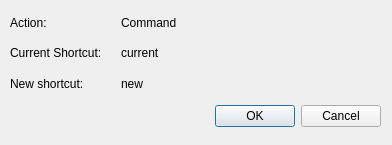
This is src/keyselector.ui in CsoundQt/CsoundQt as Qt 5 draws it before an edit. The edited form follows.
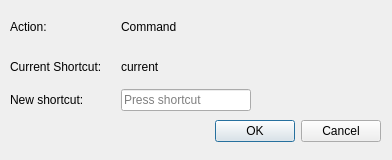
This is the edited form.

Commit message: Add multi-chord keyboard shortcut support

Patch:
```diff
--- a/src/keyselector.ui
+++ b/src/keyselector.ui
@@ -7,7 +7,7 @@
     <x>0</x>
     <y>0</y>
     <width>392</width>
-    <height>145</height>
+    <height>160</height>
    </rect>
   </property>
   <property name="windowTitle">
@@ -17,7 +17,7 @@
    <property name="geometry">
     <rect>
      <x>10</x>
-     <y>100</y>
+     <y>115</y>
      <width>371</width>
      <height>33</height>
     </rect>
@@ -64,7 +64,7 @@
      <x>10</x>
      <y>10</y>
      <width>371</width>
-     <height>86</height>
+     <height>101</height>
     </rect>
    </property>
    <layout class="QGridLayout" name="gridLayout">
@@ -97,9 +97,9 @@
      </widget>
     </item>
     <item row="4" column="1">
-     <widget class="QLabel" name="newLabel">
-      <property name="text">
-       <string>new</string>
+     <widget class="QKeySequenceEdit" name="keySequenceEdit">
+      <property name="toolTip">
+       <string>Press the shortcut. A sequence of up to four key combinations is accepted (e.g. Ctrl+T, E).</string>
       </property>
      </widget>
     </item>
```
The commit also changes 2 other files.
